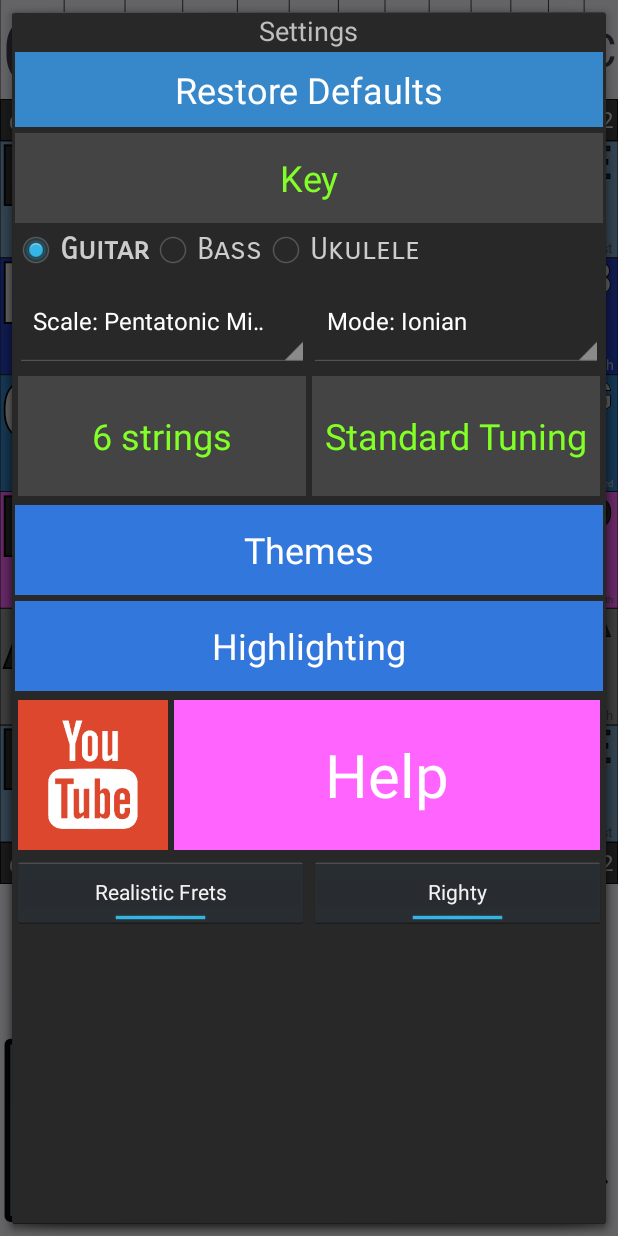
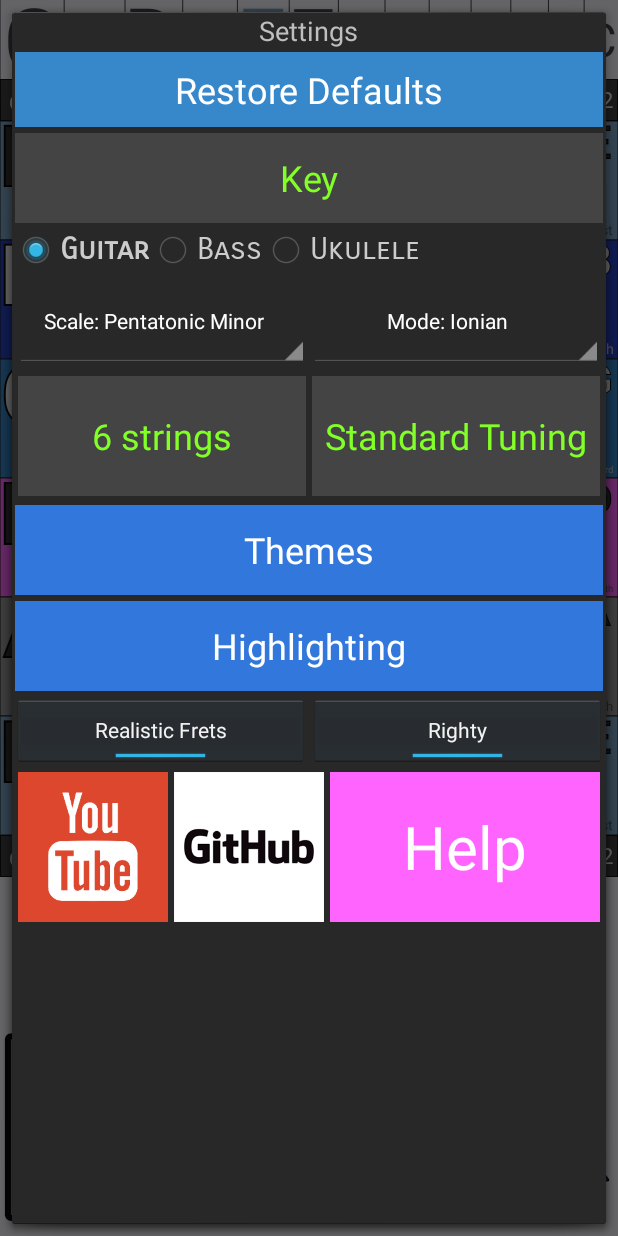
Before and after one commit to Adam-Carstensen/Shredsheets, an Android app: the fragment MenuFragment placed in its activity, on a phone screen of 412 x 824 dp. Run offline under Robolectric (Android 15) with nearby library versions, the phone set to English and light mode, and no system bars.

Commit message:
Fixed spinner colors, added github link, fixed youtube links
Added github link, fixed link to now defunct Shredsheets youtube
channel, replaced it with the Revert Studios youtube channel.  Moved the
"even frets" and "righty/lefty" options up above the help links.

```diff
--- a/Android App/app/src/main/java/revert/shredsheets/fragments/MenuFragment.java
+++ b/Android App/app/src/main/java/revert/shredsheets/fragments/MenuFragment.java
@@ -3,6 +3,7 @@ package revert.shredsheets.fragments;
 import android.app.Dialog;
 import android.content.Context;
 import android.content.Intent;
+import android.graphics.Color;
 import android.net.Uri;
 import android.os.Bundle;
 import android.support.v4.app.DialogFragment;
@@ -18,6 +19,7 @@ import android.widget.Button;
 import android.widget.RadioButton;
 import android.widget.RadioGroup;
 import android.widget.Spinner;
+import android.widget.TextView;
 import android.widget.ToggleButton;
 import revert.common.DialogModule;
 import revert.common.DialogResponseListener;
@@ -182,7 +184,7 @@ public class MenuFragment extends FullScreenFragment implements View.OnClickList
     }
 
     private void PopulateSpinners(SessionModel session) {
-        Scale currentScale = SessionModel.getInstance().getScale();
+        Scale currentScale = session.getScale();
         int currentScalePosition = 0;
         final String[] scaleTitles = new String[Scales.AllScales.length];
         for (int i = 0; i < Scales.AllScales.length; i++) {
@@ -205,7 +207,14 @@ public class MenuFragment extends FullScreenFragment implements View.OnClickList
         }
 
         final Spinner scaleSpinner = menuView.findViewById(R.id.scale_spinner);
-        ArrayAdapter<String> scaleAdapter = new ArrayAdapter<>(session.currentActivity, android.R.layout.simple_spinner_item, scaleTitles);
+        ArrayAdapter<String> scaleAdapter = new ArrayAdapter<String>(session.currentActivity, R.layout.spinner_view_layout, scaleTitles) {
+            @Override
+            public View getView(int position, View convertView, ViewGroup parent) {
+                TextView view = (TextView)super.getView(position, convertView, parent);
+                view.setTextColor(Color.WHITE);
+                return view;
+            }
+        };
         scaleAdapter.setDropDownViewResource(android.R.layout.simple_spinner_dropdown_item);
         scaleSpinner.setAdapter(scaleAdapter);
         scaleSpinner.setSelection(currentScalePosition);
@@ -227,14 +236,20 @@ public class MenuFragment extends FullScreenFragment implements View.OnClickList
 
         String[] modeNames = currentScale.getModeNames().clone();
         int currentMode = currentScale.getMode();
-        int currentModePosition = 0;
         modeNames[currentMode] = "Mode: " + modeNames[currentMode];
 
         final Spinner modeSpinner = menuView.findViewById(R.id.mode_spinner);
-        ArrayAdapter<String> modeAdapter = new ArrayAdapter<>(session.currentActivity, android.R.layout.simple_spinner_item, modeNames);
+        ArrayAdapter<String> modeAdapter = new ArrayAdapter<String>(session.currentActivity, R.layout.spinner_view_layout, modeNames){
+            @Override
+            public View getView(int position, View convertView, ViewGroup parent) {
+                TextView view = (TextView)super.getView(position, convertView, parent);
+                view.setTextColor(Color.WHITE);
+                return view;
+            }
+        };
         modeAdapter.setDropDownViewResource(android.R.layout.simple_spinner_dropdown_item);
         modeSpinner.setAdapter(modeAdapter);
-        modeSpinner.setSelection(currentModePosition);
+        modeSpinner.setSelection(currentMode);
         modeSpinner.post(new Runnable() {
             public void run() {
                 modeSpinner.setOnItemSelectedListener(new AdapterView.OnItemSelectedListener() {
@@ -250,13 +265,6 @@ public class MenuFragment extends FullScreenFragment implements View.OnClickList
                 });
             }
         });
-    }
-
-    public void onYoutubeButtonClicked(View view) {
-        String url = "https://www.youtube.com/channel/UCdQjkqGS3QpdNK5rSthbe9w";
-        Intent intent = new Intent(Intent.ACTION_VIEW);
-        intent.setData(Uri.parse(url));
-        startActivity(intent);
     }
 
     private void ConfigureInstrumentButtons() {
--- a/Android App/app/src/main/res/layout-land/fragment_fretboard.xml
+++ b/Android App/app/src/main/res/layout-land/fragment_fretboard.xml
@@ -9,7 +9,7 @@
     <revert.shredsheets.views.keySlider.KeySliderView
         android:id="@+id/fretboardKeySlider"
         android:layout_width="match_parent"
-        android:layout_height="wrap_content"
+        android:layout_height="16dp"
         android:layout_weight="1.5" />
 
     <revert.shredsheets.views.fretboard.runner.RunnerView
--- a/Android App/app/src/main/res/layout-port/fragment_fretboard.xml
+++ b/Android App/app/src/main/res/layout-port/fragment_fretboard.xml
@@ -9,7 +9,7 @@
     <revert.shredsheets.views.keySlider.KeySliderView
         android:id="@+id/fretboardKeySlider"
         android:layout_width="match_parent"
-        android:layout_height="wrap_content"
+        android:layout_height="20dp"
         android:layout_weight="0.7" />
 
     <revert.shredsheets.views.fretboard.runner.RunnerView
--- a/Android App/app/src/main/res/layout/fragment_fretboard.xml
+++ b/Android App/app/src/main/res/layout/fragment_fretboard.xml
@@ -9,7 +9,7 @@
     <revert.shredsheets.views.keySlider.KeySliderView
         android:id="@+id/fretboardKeySlider"
         android:layout_width="match_parent"
-        android:layout_height="wrap_content"
+        android:layout_height="20dp"
         android:layout_weight="1.2" />
 
     <revert.shredsheets.views.fretboard.runner.RunnerView
--- a/Android App/app/src/main/res/layout/main_menu.xml
+++ b/Android App/app/src/main/res/layout/main_menu.xml
@@ -93,7 +93,9 @@
                     android:layout_width="match_parent"
                     android:layout_height="wrap_content"
                     android:layout_weight="1"
-                    android:minHeight="60dp"></Spinner>
+                    android:minHeight="60dp"
+                    android:theme="@style/SpinnerItemStyle"
+                    ></Spinner>
 
 
                 <!--<Button-->
@@ -114,7 +116,8 @@
                     android:layout_width="match_parent"
                     android:layout_height="wrap_content"
                     android:layout_weight="1"
-                    android:minHeight="60dp"></Spinner>
+                    android:minHeight="60dp"
+                    android:theme="@style/SpinnerItemStyle"></Spinner>
 
                 <!--<Button-->
                 <!--android:id="@+id/menuModeButton"-->
@@ -193,37 +196,6 @@
             <LinearLayout
                 android:layout_width="match_parent"
                 android:layout_height="wrap_content"
-                android:layout_margin="2dp"
-                android:layout_weight="1"
-                android:orientation="horizontal">
-
-                <ImageButton
-                    android:id="@+id/youtubeButton"
-                    android:layout_width="100dp"
-                    android:layout_height="100dp"
-                    android:layout_margin="2dp"
-                    android:onClick="onYoutubeButtonClicked"
-                    android:padding="0dp"
-                    android:scaleType="fitCenter"
-                    android:src="@drawable/youtube" />
-
-                <Button
-                    android:id="@+id/menuHelpButton"
-                    android:layout_width="wrap_content"
-                    android:layout_height="match_parent"
-                    android:layout_margin="2dp"
-                    android:layout_weight="1"
-                    android:background="#FF64FF"
-                    android:onClick="onHelpMenuItemClicked"
-                    android:text="Help"
-                    android:textAlignment="center"
-                    android:textColor="#FFF"
-                    android:textSize="40dp" />
-            </LinearLayout>
-
-            <LinearLayout
-                android:layout_width="match_parent"
-                android:layout_height="wrap_content"
                 android:orientation="horizontal">
 
                 <ToggleButton
@@ -243,6 +215,47 @@
                     android:textOn="Righty" />
             </LinearLayout>
 
+            <LinearLayout
+                android:layout_width="match_parent"
+                android:layout_height="wrap_content"
+                android:layout_margin="2dp"
+                android:layout_weight="1"
+                android:orientation="horizontal">
+
+                <ImageButton
+                    android:id="@+id/youtubeButton"
+                    android:layout_width="100dp"
+                    android:layout_height="100dp"
+                    android:layout_margin="2dp"
+                    android:onClick="onYoutubeButtonClicked"
+                    android:padding="0dp"
+                    android:scaleType="fitCenter"
+                    android:src="@drawable/youtube" />
+
+
+                <ImageButton
+                    android:id="@+id/githubButton"
+                    android:layout_width="100dp"
+                    android:layout_height="100dp"
+                    android:padding="0dp"
+                    android:layout_margin="2dp"
+                    android:src="@drawable/github_logo"
+                    android:onClick="onGithubButtonClicked" android:scaleType="fitCenter" />
+
+
+                <Button
+                    android:id="@+id/menuHelpButton"
+                    android:layout_width="wrap_content"
+                    android:layout_height="match_parent"
+                    android:layout_margin="2dp"
+                    android:layout_weight="1"
+                    android:background="#FF64FF"
+                    android:onClick="onHelpMenuItemClicked"
+                    android:text="Help"
+                    android:textAlignment="center"
+                    android:textColor="#FFF"
+                    android:textSize="40dp" />
+            </LinearLayout>
         </LinearLayout>
     </ScrollView>
 
--- /dev/null
+++ b/Android App/app/src/main/res/layout/spinner_view_layout.xml
@@ -0,0 +1,9 @@
+<?xml version="1.0" encoding="utf-8"?>
+<TextView xmlns:android="http://schemas.android.com/apk/res/android"
+    android:id="@+id/spinner_view_layout"
+    android:textColor="#FFFFFF"
+    android:padding="5sp"
+    android:layout_width="fill_parent"
+    android:singleLine="true"
+    android:gravity="center"
+    android:layout_height="fill_parent"/>
--- a/Android App/app/src/main/res/values/colors.xml
+++ b/Android App/app/src/main/res/values/colors.xml
@@ -2,4 +2,6 @@
 
     <color name="black_overlay">#66000000</color>
 
+    <color name="spinner_text_color">#FFFFFF</color>
+
 </resources>
--- a/Android App/app/src/main/res/values/styles.xml
+++ b/Android App/app/src/main/res/values/styles.xml
@@ -33,4 +33,8 @@
         <item name="android:shadowRadius">1</item>
     </style>
 
+    <style name="SpinnerItemStyle">
+        <item name="android:textColor">#FFFFFF</item>
+    </style>
+
 </resources>
```
Also changed, not shown: Android App/app/src/main/AndroidManifest.xml (+2 -6 lines), Android App/app/src/main/java/revert/shredsheets/FretboardActivity.java (+14 -0 lines), Android App/app/src/main/java/revert/shredsheets/MainActivity.java (+8 -1 lines), Android App/app/src/main/res/layout/activity_main.xml (+10 -0 lines), Android App/app/src/main/res/drawable/github_logo.png (added).
